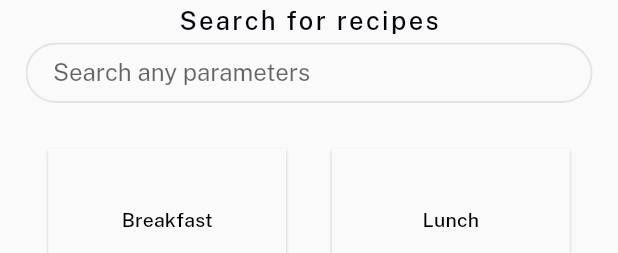
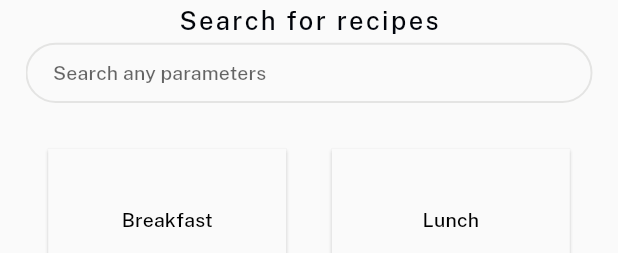
Before and after one commit to SotoArmando/appniceoogling_recipesspotlight, a Flutter app: the Searchpage widget shown alone on an empty page, opened directly, on a phone screen of 412 x 824 dp. Shown: the top 253 px of the screen. Run offline on Flutter 3.47's test engine with Material 2 defaults, Android fonts, the phone set to English and light mode, and no system bars; our stand-ins replace cached_network_image, google_fonts; missing offline and left inert: dart:html; network calls fail.

Commit message:
Added bodytext1 style to search screen

```diff
--- a/lib/components/Searchpage.dart
+++ b/lib/components/Searchpage.dart
@@ -76,7 +76,11 @@ class SearchpageState extends State<Searchpage> {
               child: TextFormField(
                 minLines: 1,
                 maxLines: 1,
+                style: Theme.of(context)
+                      .textTheme
+                      .bodyText1,
                 decoration: const InputDecoration.collapsed(
+
                     hintText: "Search any parameters"),
               ),
             ),
```
